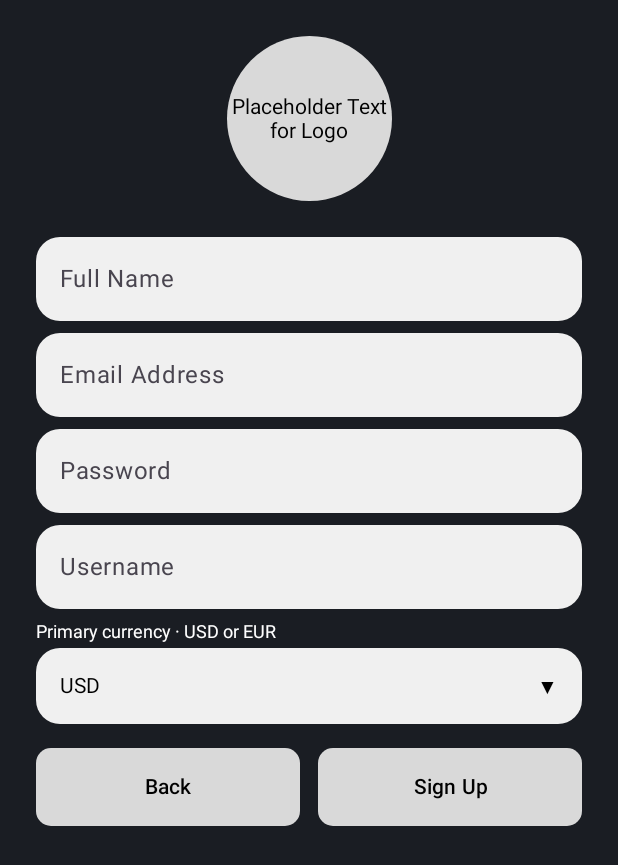
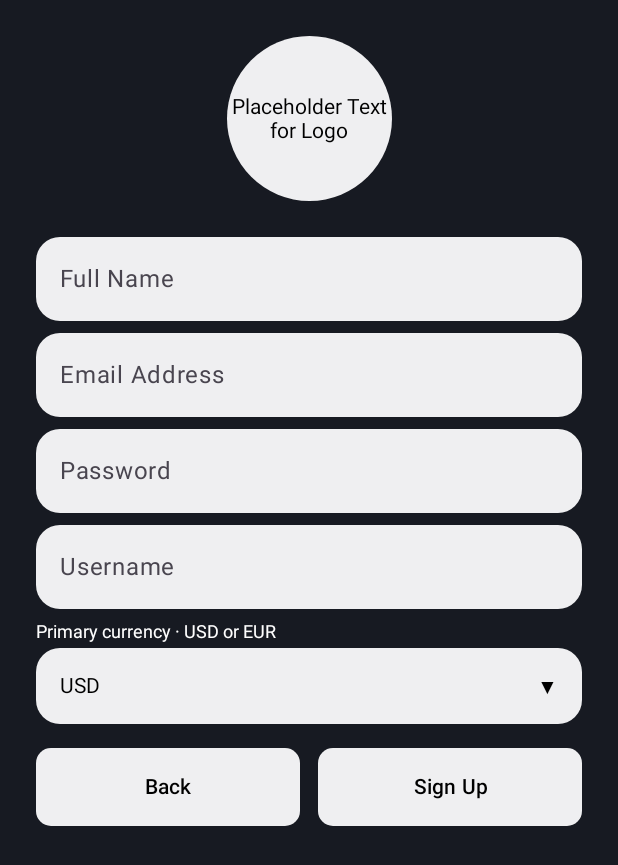
Before and after one commit to Omar00014/Group1_Expense_Sharing_App, an Android app built with Jetpack Compose: the @Preview function SignUpScreenPreview, on a phone screen of 412 x 824 dp. Shown: the top 865 px of the screen. Run offline under Robolectric (Android 15) with nearby library versions, the phone set to English and light mode, and no system bars.

Commit message:
Add authentication screens and navigation flow

```diff
--- a/app/src/main/java/com/example/payment_app/ui/screens/auth/LoginScreen.kt
+++ b/app/src/main/java/com/example/payment_app/ui/screens/auth/LoginScreen.kt
@@ -17,15 +17,14 @@ import androidx.compose.ui.unit.sp
 
 // 仮の色。Figmaの色コードが決まったらここだけ直す
 // replace with the actual Figma colors L20~22
-val AuthBackground = Color(0xFF1A1D23)
-val AuthFieldColor = Color(0xFFF0F0F0)
-val AuthButtonColor = Color(0xFFD9D9D9)
+val DarkBackground = Color(0xFF171A22)
+val PillLight = Color(0xFFEFEFF1)
 
 //Logo Circle 丸いロゴ
 @Composable
 fun LogoCircle(size: Dp) {
     Box(
-        modifier = Modifier.size(size).background(AuthButtonColor, CircleShape),
+        modifier = Modifier.size(size).background(PillLight, CircleShape),
         contentAlignment = Alignment.Center
     ) {
         Text(
@@ -47,8 +46,8 @@ fun AuthTextField(placeholder: String, value: String, onValueChange: (String) ->
         singleLine = true,
         shape = RoundedCornerShape(16.dp),
         colors = TextFieldDefaults.colors(
-            focusedContainerColor = AuthFieldColor,
-            unfocusedContainerColor = AuthFieldColor,
+            focusedContainerColor = PillLight,
+            unfocusedContainerColor = PillLight,
             focusedIndicatorColor = Color.Transparent,
             unfocusedIndicatorColor = Color.Transparent,
             focusedTextColor = Color.Black,
@@ -66,7 +65,7 @@ fun AuthButton(text: String, modifier: Modifier = Modifier, onClick: () -> Unit
         modifier = modifier.height(52.dp),
         shape = RoundedCornerShape(10.dp),
         colors = ButtonDefaults.buttonColors(
-            containerColor = AuthButtonColor,
+            containerColor = PillLight,
             contentColor = Color.Black
         )
     ) {
@@ -75,14 +74,19 @@ fun AuthButton(text: String, modifier: Modifier = Modifier, onClick: () -> Unit
 }
 
 @Composable
-fun LoginScreen() {
+fun LoginScreen(
+    modifier: Modifier = Modifier,
+    onLogin: () -> Unit = {},
+    onSignUp: () -> Unit = {},
+    onForgotPassword: () -> Unit = {}
+) {
     var username by remember { mutableStateOf("") }
     var password by remember { mutableStateOf("") }
 
     Column(
-        modifier = Modifier
+        modifier = modifier
             .fillMaxSize()
-            .background(AuthBackground)
+            .background(DarkBackground)
             .padding(24.dp),
         horizontalAlignment = Alignment.CenterHorizontally,
         verticalArrangement = Arrangement.Center
@@ -97,11 +101,11 @@ fun LoginScreen() {
             modifier = Modifier.fillMaxWidth(),
             horizontalArrangement = Arrangement.spacedBy(12.dp)
         ) {
-            AuthButton("Sign Up", Modifier.weight(1f))
-            AuthButton("Forgot\nPassword?", Modifier.weight(1f))
+            AuthButton("Sign Up", Modifier.weight(1f), onSignUp)
+            AuthButton("Forgot\nPassword?", Modifier.weight(1f), onForgotPassword)
         }
         Spacer(Modifier.height(12.dp))
-        AuthButton("Log In", Modifier.fillMaxWidth())
+        AuthButton("Log In", Modifier.fillMaxWidth(), onLogin)
     }
 }
 
--- a/app/src/main/java/com/example/payment_app/ui/screens/auth/SignUpScreen.kt
+++ b/app/src/main/java/com/example/payment_app/ui/screens/auth/SignUpScreen.kt
@@ -16,7 +16,10 @@ import androidx.compose.ui.unit.sp
 
 //Managing Input Values 入力内容を管理
 @Composable
-fun SignUpScreen() {
+fun SignUpScreen(
+    onBack: () -> Unit = {},
+    onSignUp: () -> Unit = {}
+) {
     var fullName by remember { mutableStateOf("") }
     var email by remember { mutableStateOf("") }
     var password by remember { mutableStateOf("") }
@@ -26,7 +29,7 @@ fun SignUpScreen() {
     Column(
         modifier = Modifier
             .fillMaxSize()
-            .background(AuthBackground)
+            .background(DarkBackground)
             .verticalScroll(rememberScrollState())
             .padding(24.dp),
         horizontalAlignment = Alignment.CenterHorizontally
@@ -52,7 +55,7 @@ fun SignUpScreen() {
         Row(
             modifier = Modifier
                 .fillMaxWidth()
-                .background(AuthFieldColor, RoundedCornerShape(16.dp))
+                .background(PillLight, RoundedCornerShape(16.dp))
                 .padding(horizontal = 16.dp, vertical = 16.dp),
             verticalAlignment = Alignment.CenterVertically
         ) {
@@ -65,8 +68,8 @@ fun SignUpScreen() {
             modifier = Modifier.fillMaxWidth(),
             horizontalArrangement = Arrangement.spacedBy(12.dp)
         ) {
-            AuthButton("Back", Modifier.weight(1f))
-            AuthButton("Sign Up", Modifier.weight(1f))
+            AuthButton("Back", Modifier.weight(1f), onBack)
+            AuthButton("Sign Up", Modifier.weight(1f), onSignUp)
         }
     }
 }
```
Also changed, not shown: app/src/main/java/com/example/payment_app/ExpenseApp.kt (+63 -2 lines), app/src/main/java/com/example/payment_app/ui/screens/auth/SplashScreen.kt (+8 -2 lines).
